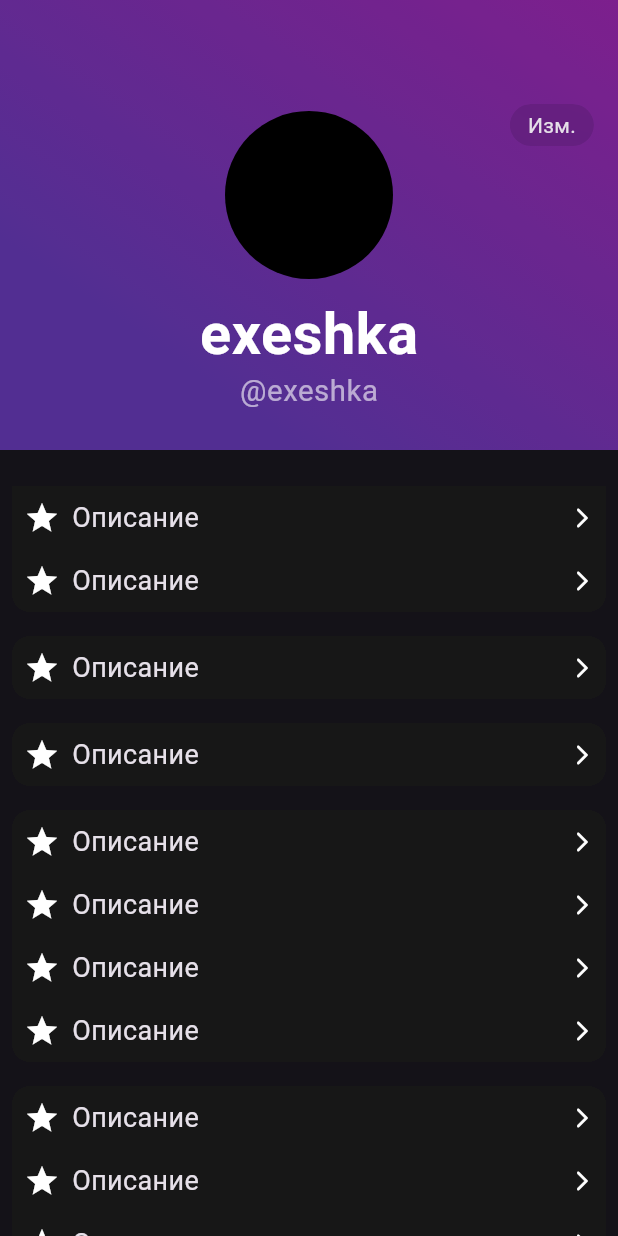
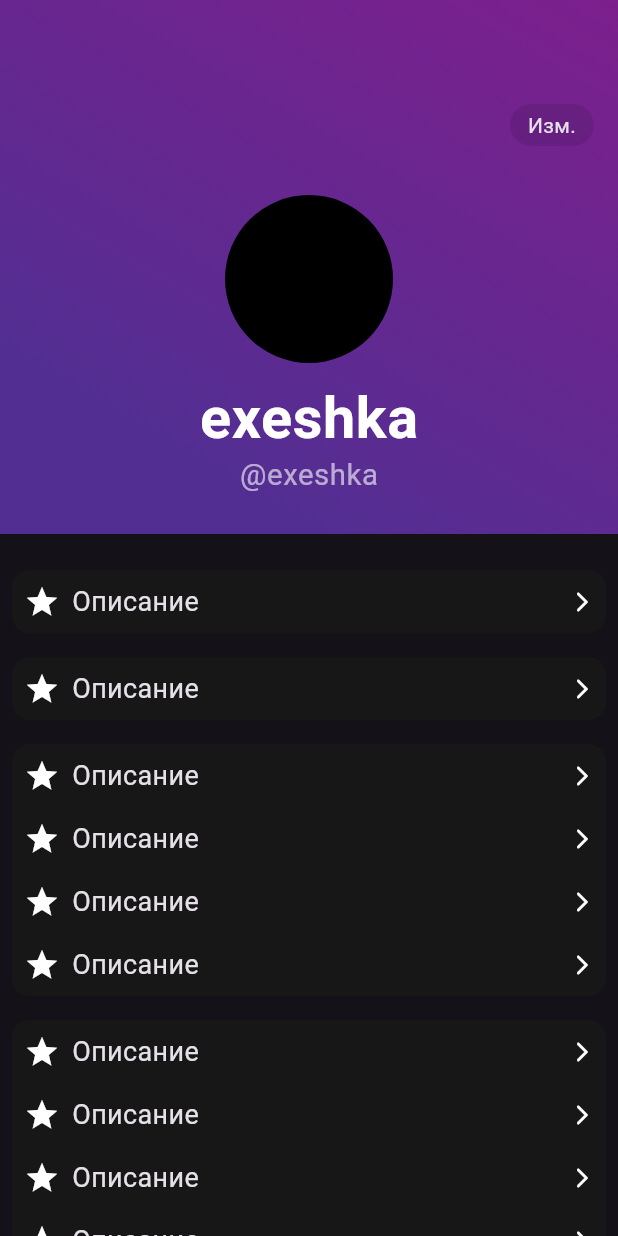
Before and after one commit to exeshka/telegram_ui, a Flutter app: the screen it shows after launch, on a phone screen of 412 x 824 dp. Run offline on Flutter 3.47's test engine with Material 3 defaults, Android fonts, the phone set to English and light mode, and no system bars; missing offline and left inert: nested_scroll_view_plus.

Commit message:
add 3 state

```diff
--- a/lib/main.dart
+++ b/lib/main.dart
@@ -1,6 +1,7 @@
 import 'package:flutter/material.dart';
 import 'package:nested_scroll_view_plus/nested_scroll_view_plus.dart';
 import 'package:telegram_ui/sliver_app_bar.dart';
+import 'package:telegram_ui/telegram_body.dart';
 
 void main() {
   runApp(const MyApp());
@@ -14,7 +15,7 @@ class MyApp extends StatelessWidget {
     return MaterialApp(
       darkTheme: ThemeData.dark(),
       themeMode: ThemeMode.dark,
-      home: TelegramStyleAppBar(),
+      home: const TelegramStyleAppBar(),
     );
   }
 }
@@ -26,258 +27,120 @@ class TelegramStyleAppBar extends StatefulWidget {
   _TelegramStyleAppBarState createState() => _TelegramStyleAppBarState();
 }
 
-class _TelegramStyleAppBarState extends State<TelegramStyleAppBar> {
-  final GlobalKey _appBarKey = GlobalKey();
-
+class _TelegramStyleAppBarState extends State<TelegramStyleAppBar>
+    with TickerProviderStateMixin {
   final ScrollController _scrollController = ScrollController();
 
-  double expandedHeight = 300.0;
-  double collapsedHeight = kToolbarHeight + 60;
+  late AnimationController _animationController;
+  late Animation<double> _sizeAnimation;
+
+  static const double kBaseHeight = kToolbarHeight;
+  static const double expandedHeight = kBaseHeight + 300.0;
+  static const double expandedMaxHeight = kBaseHeight + 450.0;
+  static const double collapsedHeight = kBaseHeight + 60.0;
+
+  bool isMaxHeight = false;
 
   @override
   void initState() {
-    // TODO: implement initState
+    super.initState();
 
-    WidgetsBinding.instance.addPostFrameCallback(
-      (timeStamp) {
-        print(_scrollController.position);
-        _scrollController.position.isScrollingNotifier.addListener(
-          () {
+    _animationController = AnimationController(
+      vsync: this,
+      duration: const Duration(milliseconds: 300), // Более плавная анимация
+    );
+
+    _sizeAnimation = Tween<double>(
+      begin: expandedHeight,
+      end: expandedMaxHeight,
+    ).animate(CurvedAnimation(
+      parent: _animationController,
+      curve: Curves.easeInOut,
+    ));
+
+    WidgetsBinding.instance.addPostFrameCallback((_) {
+      _scrollController.position.isScrollingNotifier.addListener(_onScrollEnd);
+    });
+  }
+
+  @override
+  void dispose() {
+    _animationController.dispose();
+    _scrollController.dispose();
+    super.dispose();
+  }
+
+  void _onScrollEnd() {
     if (!_scrollController.position.isScrollingNotifier.value) {
       _handleSnapScroll();
     }
-          },
-        );
-      },
-    );
-    super.initState();
   }
 
-  void _handleSnapScroll() async {
+  void _handleSnapScroll() {
     double offset = _scrollController.offset;
-    double snapThreshold = (expandedHeight - collapsedHeight) / 2;
 
-    // Проверка, на какой позиции находится скролл
+    double snapThreshold = (_sizeAnimation.value - collapsedHeight) / 2;
+
     if (offset < snapThreshold) {
-      // Скрол до раскрытой шапки
+      _animateScrollTo(0.0); // Раскрыть шапку
+    } else {
+      _animateScrollTo(expandedHeight - collapsedHeight); // Свернуть шапку
+    }
+  }
 
+  void _animateScrollTo(double offset) {
     Future.microtask(
       () {
         _scrollController.animateTo(
-            0.0,
-            duration: const Duration(milliseconds: 200),
-            curve: Curves.easeInOut,
-          );
-        },
-      );
-    } else if (offset < expandedHeight - collapsedHeight) {
-      // Скролл до свернутой шапки
-
-      Future.microtask(
-        () {
-          _scrollController.animateTo(
-            expandedHeight - collapsedHeight,
+          offset,
           duration: const Duration(milliseconds: 200),
           curve: Curves.easeInOut,
         );
       },
     );
   }
+
+  void _updateAppBarHeight({required bool stretch}) {
+    if (isMaxHeight == stretch)
+      return; // Если состояние не меняется, ничего не делать.
+
+    isMaxHeight = stretch;
+
+    if (stretch) {
+      _animationController.forward(); // Увеличение высоты
+    } else {
+      _animationController.reverse(); // Уменьшение высоты
+    }
   }
 
   @override
   Widget build(BuildContext context) {
     return Scaffold(
-      // backgroundColor: Colors.black,
-
       body: CustomScrollView(
         controller: _scrollController,
         slivers: [
-          SliverPersistentHeader(
-            key: _appBarKey,
+          AnimatedBuilder(
+            animation: _sizeAnimation,
+            builder: (context, child) {
+              return SliverPersistentHeader(
                 pinned: true,
                 delegate: TelegramProfileAppBar(
-                maxExtent: expandedHeight, minExtent: collapsedHeight),
+                  isMaxOpened: isMaxHeight,
+                  onScrollDown: () => _updateAppBarHeight(stretch: false),
+                  onStretch: () => _updateAppBarHeight(stretch: true),
+                  maxExtent: _sizeAnimation.value,
+                  minExtent: collapsedHeight,
+                ),
+              );
+            },
           ),
           SliverList(
             delegate: SliverChildListDelegate([
-            TelegramGroupTileWidget(
-              children: [
-                SizedBox(
-                  height: 16,
+              const TelegramSettingsList(),
+            ]),
           ),
-                TelegramTileWidget(
-                  icon: Icon(Icons.star),
-                  title: 'Описание',
-                ),
-                TelegramTileWidget(
-                  icon: Icon(Icons.star),
-                  title: 'Описание',
-                )
-              ],
-            ),
-            TelegramGroupTileWidget(
-              children: [
-                TelegramTileWidget(
-                  icon: Icon(Icons.star),
-                  title: 'Описание',
-                ),
-              ],
-            ),
-            TelegramGroupTileWidget(
-              children: [
-                TelegramTileWidget(
-                  icon: Icon(Icons.star),
-                  title: 'Описание',
-                ),
-              ],
-            ),
-            TelegramGroupTileWidget(
-              children: [
-                TelegramTileWidget(
-                  icon: Icon(Icons.star),
-                  title: 'Описание',
-                ),
-                TelegramTileWidget(
-                  icon: Icon(Icons.star),
-                  title: 'Описание',
-                ),
-                TelegramTileWidget(
-                  icon: Icon(Icons.star),
-                  title: 'Описание',
-                ),
-                TelegramTileWidget(
-                  icon: Icon(Icons.star),
-                  title: 'Описание',
-                )
-              ],
-            ),
-            TelegramGroupTileWidget(
-              children: [
-                TelegramTileWidget(
-                  icon: Icon(Icons.star),
-                  title: 'Описание',
-                ),
-                TelegramTileWidget(
-                  icon: Icon(Icons.star),
-                  title: 'Описание',
-                ),
-                TelegramTileWidget(
-                  icon: Icon(Icons.star),
-                  title: 'Описание',
-                ),
-                TelegramTileWidget(
-                  icon: Icon(Icons.star),
-                  title: 'Описание',
-                ),
-                TelegramTileWidget(
-                  icon: Icon(Icons.star),
-                  title: 'Описание',
-                ),
-                TelegramTileWidget(
-                  icon: Icon(Icons.star),
-                  title: 'Описание',
-                )
-              ],
-            ),
-            TelegramGroupTileWidget(
-              children: [
-                TelegramTileWidget(
-                  icon: Icon(Icons.star),
-                  title: 'Описание',
-                ),
-                TelegramTileWidget(
-                  icon: Icon(Icons.star),
-                  title: 'Описание',
-                ),
-                TelegramTileWidget(
-                  icon: Icon(Icons.star),
-                  title: 'Описание',
-                ),
-                TelegramTileWidget(
-                  icon: Icon(Icons.star),
-                  title: 'Описание',
-                )
-              ],
-            ),
-            TelegramGroupTileWidget(
-              children: [
-                TelegramTileWidget(
-                  icon: Icon(Icons.star),
-                  title: 'Описание',
-                ),
-                TelegramTileWidget(
-                  icon: Icon(Icons.star),
-                  title: 'Описание',
-                ),
-                TelegramTileWidget(
-                  icon: Icon(Icons.star),
-                  title: 'Описание',
-                )
-              ],
-            )
-          ]))
         ],
       ),
     );
   }
 }
-
-class TelegramGroupTileWidget extends StatelessWidget {
-  final List<Widget> children;
-  const TelegramGroupTileWidget({super.key, required this.children});
-
-  @override
-  Widget build(BuildContext context) {
-    return Padding(
-      padding: const EdgeInsets.symmetric(horizontal: 8, vertical: 8),
-      child: ClipRRect(
-        clipBehavior: Clip.hardEdge,
-        borderRadius: BorderRadiusDirectional.circular(12),
-        child: Column(
-          children: children,
-        ),
-      ),
-    );
-  }
-}
-
-class TelegramTileWidget extends StatelessWidget {
-  final Widget icon;
-  final String title;
-  const TelegramTileWidget(
-      {super.key, required this.icon, required this.title});
-
-  @override
-  Widget build(BuildContext context) {
-    return Container(
-      decoration: BoxDecoration(color: const Color.fromARGB(255, 23, 23, 23)),
-      child: Padding(
-        padding: const EdgeInsets.all(8.0),
-        child: Row(
-          mainAxisAlignment: MainAxisAlignment.spaceBetween,
-          children: [
-            icon,
-            SizedBox(
-              width: 8,
-            ),
-            Expanded(
-              child: Row(
-                children: [
-                  Text(
-                    title,
-                    style: TextStyle(fontSize: 18),
-                  ),
-                ],
-              ),
-            ),
-            Icon(
-              Icons.arrow_forward_ios_rounded,
-              size: 16,
-            )
-          ],
-        ),
-      ),
-    );
-  }
-}
--- /dev/null
+++ b/lib/telegram_body.dart
@@ -0,0 +1,175 @@
+import 'package:flutter/material.dart';
+
+class TelegramSettingsList extends StatelessWidget {
+  const TelegramSettingsList({super.key});
+
+  @override
+  Widget build(BuildContext context) {
+    return const Column(
+      children: [
+        SizedBox(
+          height: 16,
+        ),
+        TelegramGroupTileWidget(
+          children: [
+            TelegramTileWidget(
+              icon: Icon(Icons.star),
+              title: 'Описание',
+            ),
+          ],
+        ),
+        TelegramGroupTileWidget(
+          children: [
+            TelegramTileWidget(
+              icon: Icon(Icons.star),
+              title: 'Описание',
+            ),
+          ],
+        ),
+        TelegramGroupTileWidget(
+          children: [
+            TelegramTileWidget(
+              icon: Icon(Icons.star),
+              title: 'Описание',
+            ),
+            TelegramTileWidget(
+              icon: Icon(Icons.star),
+              title: 'Описание',
+            ),
+            TelegramTileWidget(
+              icon: Icon(Icons.star),
+              title: 'Описание',
+            ),
+            TelegramTileWidget(
+              icon: Icon(Icons.star),
+              title: 'Описание',
+            )
+          ],
+        ),
+        TelegramGroupTileWidget(
+          children: [
+            TelegramTileWidget(
+              icon: Icon(Icons.star),
+              title: 'Описание',
+            ),
+            TelegramTileWidget(
+              icon: Icon(Icons.star),
+              title: 'Описание',
+            ),
+            TelegramTileWidget(
+              icon: Icon(Icons.star),
+              title: 'Описание',
+            ),
+            TelegramTileWidget(
+              icon: Icon(Icons.star),
+              title: 'Описание',
+            ),
+            TelegramTileWidget(
+              icon: Icon(Icons.star),
+              title: 'Описание',
+            ),
+            TelegramTileWidget(
+              icon: Icon(Icons.star),
+              title: 'Описание',
+            )
+          ],
+        ),
+        TelegramGroupTileWidget(
+          children: [
+            TelegramTileWidget(
+              icon: Icon(Icons.star),
+              title: 'Описание',
+            ),
+            TelegramTileWidget(
+              icon: Icon(Icons.star),
+              title: 'Описание',
+            ),
+            TelegramTileWidget(
+              icon: Icon(Icons.star),
+              title: 'Описание',
+            ),
+            TelegramTileWidget(
+              icon: Icon(Icons.star),
+              title: 'Описание',
+            )
+          ],
+        ),
+        TelegramGroupTileWidget(
+          children: [
+            TelegramTileWidget(
+              icon: Icon(Icons.star),
+              title: 'Описание',
+            ),
+            TelegramTileWidget(
+              icon: Icon(Icons.star),
+              title: 'Описание',
+            ),
+            TelegramTileWidget(
+              icon: Icon(Icons.star),
+              title: 'Описание',
+            )
+          ],
+        )
+      ],
+    );
+  }
+}
+
+class TelegramGroupTileWidget extends StatelessWidget {
+  final List<Widget> children;
+  const TelegramGroupTileWidget({super.key, required this.children});
+
+  @override
+  Widget build(BuildContext context) {
+    return Padding(
+      padding: const EdgeInsets.symmetric(horizontal: 8, vertical: 8),
+      child: ClipRRect(
+        clipBehavior: Clip.hardEdge,
+        borderRadius: BorderRadiusDirectional.circular(12),
+        child: Column(
+          children: children,
+        ),
+      ),
+    );
+  }
+}
+
+class TelegramTileWidget extends StatelessWidget {
+  final Widget icon;
+  final String title;
+  const TelegramTileWidget(
+      {super.key, required this.icon, required this.title});
+
+  @override
+  Widget build(BuildContext context) {
+    return Container(
+      decoration: const BoxDecoration(color: Color.fromARGB(255, 23, 23, 23)),
+      child: Padding(
+        padding: const EdgeInsets.all(8.0),
+        child: Row(
+          mainAxisAlignment: MainAxisAlignment.spaceBetween,
+          children: [
+            icon,
+            const SizedBox(
+              width: 8,
+            ),
+            Expanded(
+              child: Row(
+                children: [
+                  Text(
+                    title,
+                    style: const TextStyle(fontSize: 18),
+                  ),
+                ],
+              ),
+            ),
+            const Icon(
+              Icons.arrow_forward_ios_rounded,
+              size: 16,
+            )
+          ],
+        ),
+      ),
+    );
+  }
+}
```
Also changed, not shown: lib/sliver_app_bar.dart (+40 -15 lines). Lines whose indentation alone changed are shown as unchanged.
